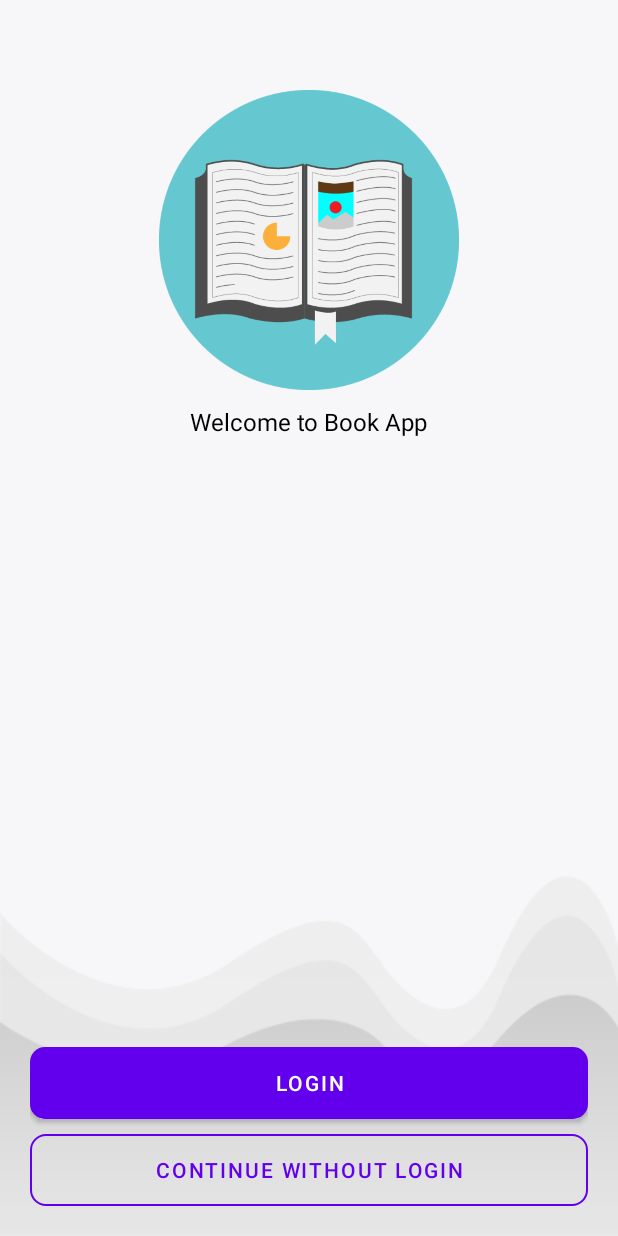
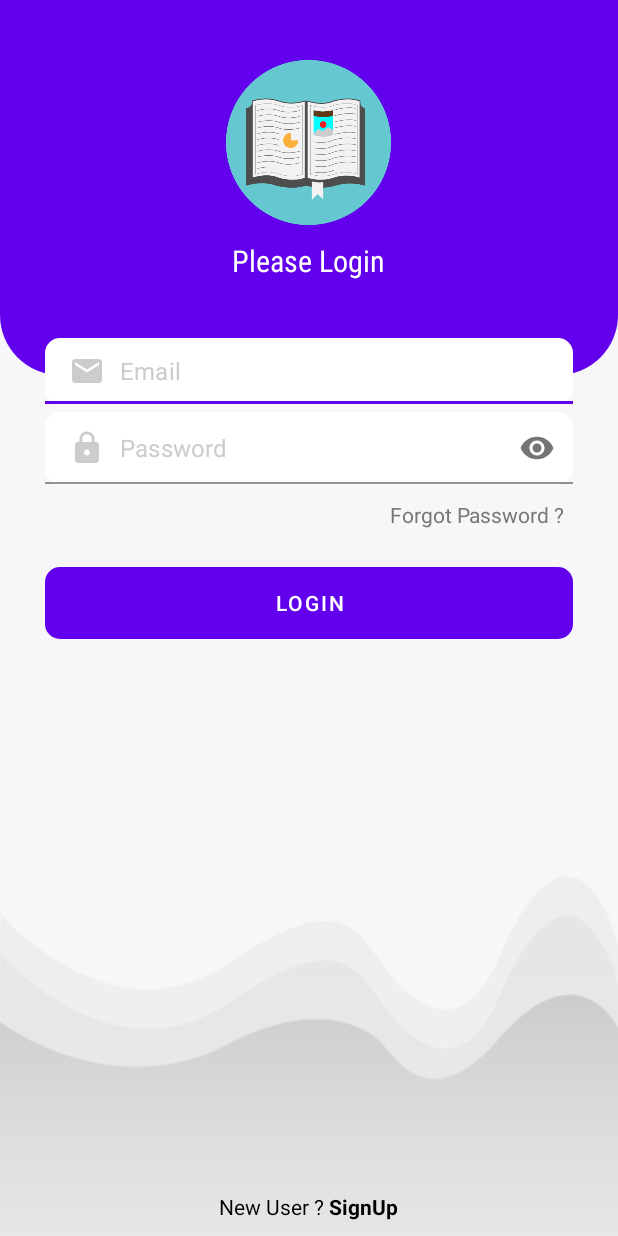
Before and after one commit to NguyenTheVy2003/book-app, an Android app: the screen it shows after launch (MainActivity before the commit, LoginActivity after it), after a tap on "LOGIN", on a phone screen of 412 x 824 dp. Run offline under Robolectric (Android 15) with nearby library versions, the phone set to English and light mode, and no system bars.

Commit message:
phu_video2_2458

```diff
--- /dev/null
+++ b/app/src/main/java/com/example/duan1bookapp/LoginActivity.java
@@ -0,0 +1,37 @@
+package com.example.duan1bookapp;
+
+import androidx.appcompat.app.AppCompatActivity;
+
+import android.content.Intent;
+import android.os.Bundle;
+import android.view.View;
+
+import com.example.duan1bookapp.databinding.ActivityLoginBinding;
+
+public class LoginActivity extends AppCompatActivity {
+
+    private ActivityLoginBinding binding;
+
+    @Override
+    protected void onCreate(Bundle savedInstanceState) {
+        super.onCreate(savedInstanceState);
+        binding = ActivityLoginBinding.inflate(getLayoutInflater());
+        setContentView(binding.getRoot());
+
+
+        binding.noAccountTv.setOnClickListener(new View.OnClickListener() {
+            @Override
+            public void onClick(View v) {
+                startActivity(new Intent(LoginActivity.this, RegisterActivity.class));
+            }
+        });
+
+        // handle click, begin login
+        binding.loginBtn.setOnClickListener(new View.OnClickListener() {
+            @Override
+            public void onClick(View v) {
+//                validateData();
+            }
+        });
+    }
+}
--- a/app/src/main/java/com/example/duan1bookapp/MainActivity.java
+++ b/app/src/main/java/com/example/duan1bookapp/MainActivity.java
@@ -23,14 +23,14 @@ public class MainActivity extends AppCompatActivity {
         binding.loginBtn.setOnClickListener(new View.OnClickListener() {
             @Override
             public void onClick(View v) {
-//                startActivity(new Intent(MainActivity.this, LoginActivity.class));
+                startActivity(new Intent(MainActivity.this, LoginActivity.class));
             }
         });
         // handle skipBtn click, start continue without login screen
         binding.skipBtn.setOnClickListener(new View.OnClickListener() {
             @Override
             public void onClick(View v) {
-//                startActivity(new Intent(MainActivity.this, DashboardUserActivity.class));
+                startActivity(new Intent(MainActivity.this, DashboardUserActivity.class));
             }
         });
     }
--- a/app/src/main/res/drawable/shape_button02.xml
+++ b/app/src/main/res/drawable/shape_button02.xml
@@ -10,7 +10,7 @@
 
     <!-- boder/stroke -->
     <stroke
-        android:width="1dp"
+        android:width="2dp"
         android:color="@color/purple_500" />
 
 </shape>
--- /dev/null
+++ b/app/src/main/res/layout/activity_login.xml
@@ -0,0 +1,134 @@
+<?xml version="1.0" encoding="utf-8"?>
+<RelativeLayout xmlns:android="http://schemas.android.com/apk/res/android"
+    xmlns:app="http://schemas.android.com/apk/res-auto"
+    xmlns:tools="http://schemas.android.com/tools"
+    android:layout_width="match_parent"
+    android:layout_height="match_parent"
+    android:background="@drawable/back01"
+    tools:context=".LoginActivity">
+
+    <RelativeLayout
+        android:id="@+id/toolbarRl"
+        android:layout_width="match_parent"
+        android:layout_height="250dp"
+        android:background="@drawable/shape_toolbar01">
+
+        <ImageView
+            android:id="@+id/iconIv"
+            android:layout_width="110dp"
+            android:layout_height="110dp"
+            android:layout_centerHorizontal="true"
+            android:layout_marginTop="40dp"
+            android:src="@drawable/logo" />
+
+        <TextView
+            android:layout_width="wrap_content"
+            android:layout_height="wrap_content"
+            android:layout_below="@id/iconIv"
+            android:layout_centerHorizontal="true"
+            android:layout_marginTop="10dp"
+            android:fontFamily="sans-serif-condensed"
+            android:text="Please Login"
+            android:textColor="@color/white"
+            android:textSize="20sp" />
+
+    </RelativeLayout>
+
+    <ScrollView
+        android:layout_width="match_parent"
+        android:layout_height="match_parent"
+        android:layout_marginStart="30dp"
+        android:layout_marginTop="225dp"
+        android:layout_above="@id/noAccountTv"
+        android:layout_marginEnd="30dp">
+
+        <RelativeLayout
+            android:layout_width="match_parent"
+            android:layout_height="wrap_content">
+
+            <!-- Email -->
+            <com.google.android.material.textfield.TextInputLayout
+                android:id="@+id/emailTil"
+                android:layout_width="match_parent"
+                android:layout_height="wrap_content"
+                app:hintEnabled="false">
+
+                <EditText
+                    android:id="@+id/emailEt"
+                    android:layout_width="match_parent"
+                    android:layout_height="wrap_content"
+                    android:background="@drawable/shape_edittext01"
+                    android:drawableStart="@drawable/ic_email_gray"
+                    android:drawablePadding="10dp"
+                    android:hint="Email"
+                    android:inputType="textEmailAddress"
+                    android:padding="10dp"
+                    android:textColor="@color/black"
+                    android:textColorHint="@color/gray01" />
+
+            </com.google.android.material.textfield.TextInputLayout>
+
+            <!-- Password -->
+            <com.google.android.material.textfield.TextInputLayout
+                android:id="@+id/passwordTil"
+                android:layout_width="match_parent"
+                android:layout_height="wrap_content"
+                android:layout_below="@id/emailTil"
+                android:layout_marginTop="5dp"
+                app:hintEnabled="false"
+                app:passwordToggleEnabled="true">
+
+                <EditText
+                    android:id="@+id/passwordEt"
+                    android:layout_width="match_parent"
+                    android:layout_height="wrap_content"
+                    android:background="@drawable/shape_edittext01"
+                    android:drawableStart="@drawable/ic_lock_gray"
+                    android:drawablePadding="10dp"
+                    android:hint="Password"
+                    android:inputType="textPassword"
+                    android:padding="10dp"
+                    android:textColor="@color/black"
+                    android:textColorHint="@color/gray01" />
+
+            </com.google.android.material.textfield.TextInputLayout>
+
+            <!-- Forgot Password -->
+            <TextView
+                android:id="@+id/forgotTv"
+                android:layout_width="wrap_content"
+                android:layout_height="wrap_content"
+                android:layout_below="@id/passwordTil"
+                android:layout_alignParentEnd="true"
+                android:layout_marginTop="5dp"
+                android:padding="5dp"
+                android:text="Forgot Password ?"
+                android:textColor="@color/gray02" />
+
+            <!-- Login Button -->
+            <Button
+                android:id="@+id/loginBtn"
+                android:layout_width="match_parent"
+                android:layout_height="wrap_content"
+                android:layout_below="@id/forgotTv"
+                android:layout_marginTop="20dp"
+                android:background="@drawable/shape_button01"
+                android:text="Login"
+                android:textColor="@color/white" />
+
+        </RelativeLayout>
+
+    </ScrollView>
+
+    <!--No Account, Register-->
+    <TextView
+        android:id="@+id/noAccountTv"
+        android:layout_width="wrap_content"
+        android:layout_height="wrap_content"
+        android:layout_alignParentBottom="true"
+        android:layout_centerHorizontal="true"
+        android:padding="10dp"
+        android:text="@string/new_user_signup"
+        android:textColor="@color/black"/>
+
+</RelativeLayout>
```
Also changed, not shown: app/src/main/AndroidManifest.xml (+14 -0 lines), app/src/main/java/com/example/duan1bookapp/DashboardAdminActivity.java (added, +14 -0 lines), app/src/main/java/com/example/duan1bookapp/DashboardUserActivity.java (added, +14 -0 lines), app/src/main/java/com/example/duan1bookapp/RegisterActivity.java (added, +14 -0 lines), app/src/main/res/layout/activity_dashboard_admin.xml (added, +49 -0 lines), app/src/main/res/layout/activity_dashboard_user.xml (added, +49 -0 lines), app/src/main/res/layout/activity_register.xml (added, +172 -0 lines).
